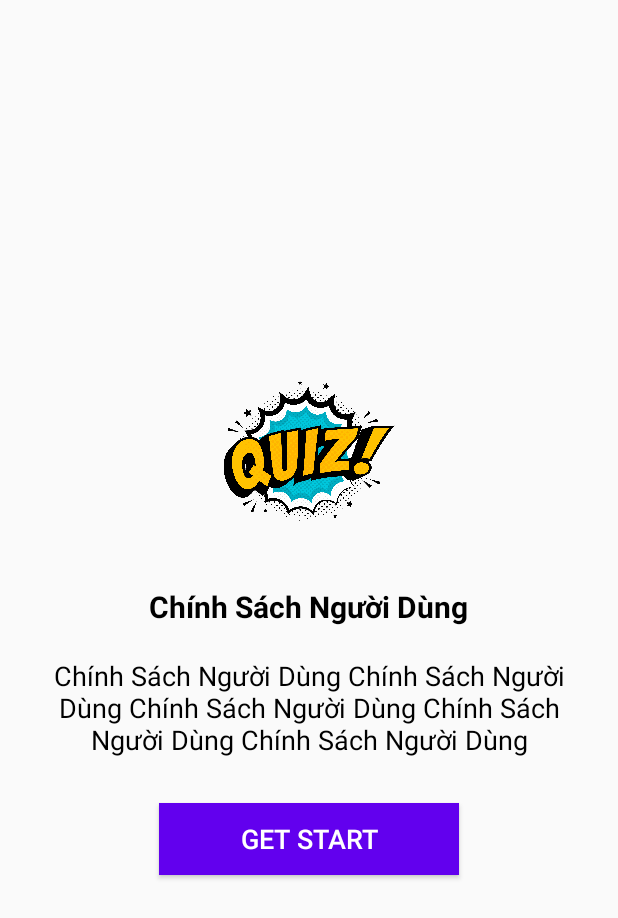
After one commit to PhuTNPH17442/QuizzApp, an Android app: the fragment CreditsFragment3 shown on its own in the app's theme, on a phone screen of 412 x 824 dp. The commit adds this screen. Shown: the top 918 px of the screen. Run offline under Robolectric (Android 15) with nearby library versions, the phone set to English and light mode, and no system bars.

Commit message:
Ngay 20/11/2021

```diff
--- a/app/build.gradle
+++ b/app/build.gradle
@@ -33,9 +33,10 @@ dependencies {
     implementation 'androidx.appcompat:appcompat:1.3.1'
     implementation 'com.google.android.material:material:1.4.0'
     implementation 'androidx.constraintlayout:constraintlayout:2.1.1'
+    implementation 'androidx.legacy:legacy-support-v4:1.0.0'
     testImplementation 'junit:junit:4.+'
     androidTestImplementation 'androidx.test.ext:junit:1.1.3'
     androidTestImplementation 'androidx.test.espresso:espresso-core:3.4.0'
-
+    implementation 'me.relex:circleindicator:2.1.6'
     implementation "androidx.preference:preference:1.1.0"
 }
--- a/app/src/main/AndroidManifest.xml
+++ b/app/src/main/AndroidManifest.xml
@@ -11,9 +11,11 @@
         android:supportsRtl="true"
         android:theme="@style/Theme.QuizzApp">
         <activity
+            android:name=".CreditsActivity"
+            android:exported="true" />
+        <activity
             android:name=".guessword.ManHinhChinh"
             android:exported="false" />
-
         <activity android:name=".doan_hinh.MainActivity_doan_hinh" />
         <activity android:name=".doan_hinh.ResultActivity_doan_hinh" />
         <activity android:name=".doan_hinh.MainActivity_start_doan_hinh" />
--- /dev/null
+++ b/app/src/main/java/com/example/quizzapp/CreditsFragment3.java
@@ -0,0 +1,76 @@
+package com.example.quizzapp;
+
+import android.content.Intent;
+import android.os.Bundle;
+import android.view.LayoutInflater;
+import android.view.View;
+import android.view.ViewGroup;
+import android.widget.Button;
+
+import androidx.fragment.app.Fragment;
+
+/**
+ * A simple {@link Fragment} subclass.
+ * Use the {@link CreditsFragment3#newInstance} factory method to
+ * create an instance of this fragment.
+ */
+public class CreditsFragment3 extends Fragment {
+    private Button btn_star1;
+    private View mview;
+
+    // TODO: Rename parameter arguments, choose names that match
+    // the fragment initialization parameters, e.g. ARG_ITEM_NUMBER
+    private static final String ARG_PARAM1 = "param1";
+    private static final String ARG_PARAM2 = "param2";
+
+    // TODO: Rename and change types of parameters
+    private String mParam1;
+    private String mParam2;
+
+    public CreditsFragment3() {
+        // Required empty public constructor
+    }
+
+    /**
+     * Use this factory method to create a new instance of
+     * this fragment using the provided parameters.
+     *
+     * @param param1 Parameter 1.
+     * @param param2 Parameter 2.
+     * @return A new instance of fragment CreditsFragment.
+     */
+    // TODO: Rename and change types and number of parameters
+    public static CreditsFragment3 newInstance(String param1, String param2) {
+        CreditsFragment3 fragment = new CreditsFragment3();
+        Bundle args = new Bundle();
+        args.putString(ARG_PARAM1, param1);
+        args.putString(ARG_PARAM2, param2);
+        fragment.setArguments(args);
+        return fragment;
+    }
+
+    @Override
+    public void onCreate(Bundle savedInstanceState) {
+        super.onCreate(savedInstanceState);
+        if (getArguments() != null) {
+            mParam1 = getArguments().getString(ARG_PARAM1);
+            mParam2 = getArguments().getString(ARG_PARAM2);
+        }
+    }
+
+    @Override
+    public View onCreateView(LayoutInflater inflater, ViewGroup container,
+                             Bundle savedInstanceState) {
+        // Inflate the layout for this fragment
+        mview = inflater.inflate(R.layout.fragment_credits3, container, false);
+btn_star1 = mview.findViewById(R.id.btn_star2);
+btn_star1.setOnClickListener(new View.OnClickListener() {
+    @Override
+    public void onClick(View v) {
+        Intent intent = new Intent(getActivity(),MainActivity.class);
+        getActivity().startActivity(intent);
+    }
+});
+        return mview;
+    }
+}
--- /dev/null
+++ b/app/src/main/res/layout/fragment_credits3.xml
@@ -0,0 +1,39 @@
+<?xml version="1.0" encoding="utf-8"?>
+<LinearLayout xmlns:android="http://schemas.android.com/apk/res/android"
+    xmlns:tools="http://schemas.android.com/tools"
+    android:layout_width="match_parent"
+    android:layout_height="match_parent"
+    android:orientation="vertical"
+    android:gravity="center"
+    android:padding="16dp"
+    tools:context=".CreditsFragment">
+    <ImageView
+        android:layout_width="120dp"
+        android:layout_height="120dp"
+        android:src="@drawable/logo"/>
+    <TextView
+        android:layout_width="wrap_content"
+        android:layout_height="wrap_content"
+        android:text="Chính Sách Người Dùng"
+        android:textSize="20sp"
+        android:textStyle="bold"
+        android:textColor="@color/black"
+        android:layout_marginTop="30dp"/>
+    <TextView
+        android:layout_width="wrap_content"
+        android:layout_height="wrap_content"
+        android:text="Chính Sách Người Dùng Chính Sách Người Dùng Chính Sách Người Dùng Chính Sách Người Dùng Chính Sách Người Dùng"
+        android:textSize="18sp"
+        android:gravity="center"
+        android:textColor="@color/black"
+        android:layout_marginTop="20dp"/>
+    <Button
+        android:layout_width="200dp"
+        android:layout_height="wrap_content"
+        android:textColor="@color/white"
+        android:textSize="18dp"
+        android:layout_marginTop="30dp"
+        android:id="@+id/btn_star2"
+        android:background="@color/design_default_color_primary"
+        android:text="Get Start"/>
+</LinearLayout>
--- a/app/src/main/res/values/strings.xml
+++ b/app/src/main/res/values/strings.xml
@@ -2,4 +2,6 @@
     <string name="app_name">QuizzApp</string>
     <string name="txtCorrectScore" formatted="false">"You've got %1$d out of %2$d correct."</string>
     <string name="score_percent">%d%%</string>
+    <!-- TODO: Remove or change this placeholder text -->
+    <string name="hello_blank_fragment">Hello blank fragment</string>
 </resources>
```
Also changed, not shown: app/src/main/java/com/example/quizzapp/CreditsActivity.java (added, +76 -0 lines), app/src/main/java/com/example/quizzapp/CreditsFragment.java (added, +64 -0 lines), app/src/main/java/com/example/quizzapp/CreditsFragment2.java (added, +63 -0 lines), app/src/main/java/com/example/quizzapp/ViewPagerAdapter.java (added, +33 -0 lines), app/src/main/res/drawable/bg_circle_red.xml (added, +7 -0 lines), app/src/main/res/drawable/ic_next.xml (added, +10 -0 lines), app/src/main/res/layout/activity_credits.xml (added, +57 -0 lines), app/src/main/res/layout/fragment_credits.xml (added, +30 -0 lines), app/src/main/res/layout/fragment_credits2.xml (added, +30 -0 lines).
